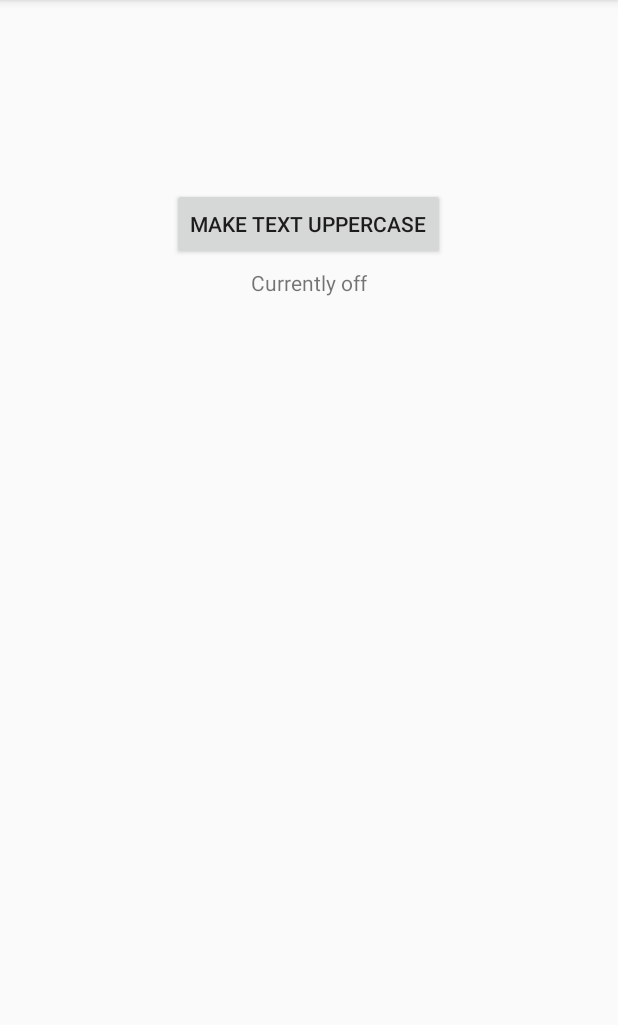
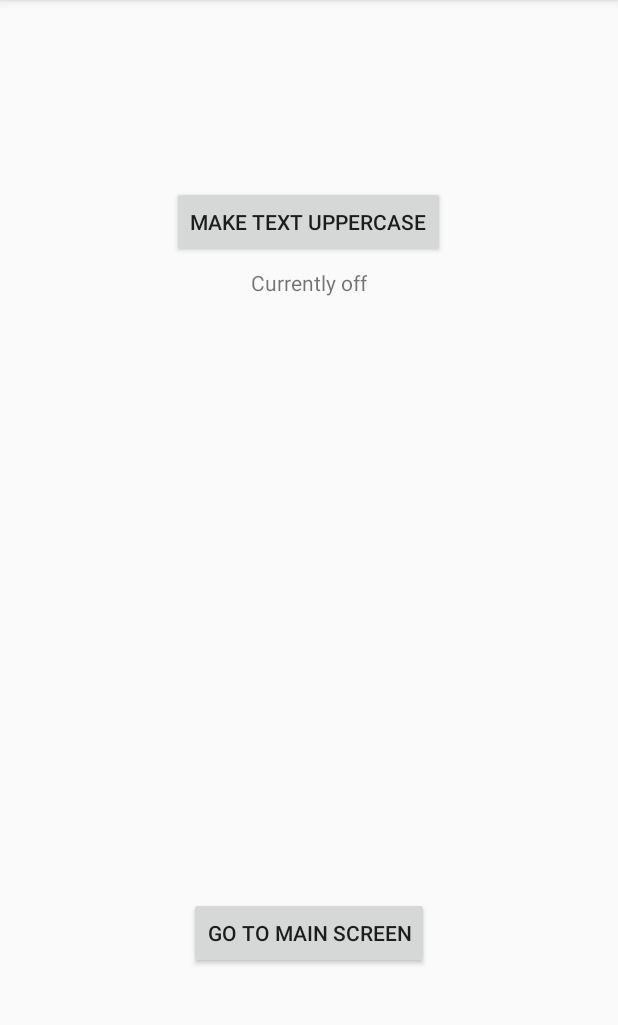
Before and after one commit to jbao8899/MP6_Encryption_Jeremy_Bao_and_Emma_Yu, an Android app: the Settings screen opened directly, with no data from a screen before it, on a phone screen of 412 x 824 dp, the part 84-1109 px from its top. Run offline under Robolectric (Android 15) with nearby library versions, the phone set to English and light mode, and no system bars.

Commit message:
Settings now work. Can switch there.

```diff
--- a/app/src/main/java/com/example/jbao8/encryptionmp6/MainActivity.java
+++ b/app/src/main/java/com/example/jbao8/encryptionmp6/MainActivity.java
@@ -1,5 +1,6 @@
 package com.example.jbao8.encryptionmp6;
 
+import android.content.Intent;
 import android.support.v7.app.AppCompatActivity;
 import android.os.Bundle;
 import android.util.Log;
@@ -27,4 +28,8 @@ public class MainActivity extends AppCompatActivity {
         }
         output.setText(toModify);
     }
+    public void goToSettings(View v){
+        Intent myIntent = new Intent(getBaseContext(), Settings.class);
+        startActivity(myIntent);
+    }
 }
--- a/app/src/main/res/layout/activity_settings.xml
+++ b/app/src/main/res/layout/activity_settings.xml
@@ -15,7 +15,7 @@
         android:layout_marginTop="8dp"
         android:layout_marginEnd="9dp"
         android:layout_marginRight="9dp"
-        android:layout_marginBottom="477dp"
+        android:layout_marginBottom="480dp"
         android:onClick="toggleUpperCase"
         android:text="@string/make_text_uppercase"
         app:layout_constraintBottom_toBottomOf="parent"
@@ -38,4 +38,21 @@
         app:layout_constraintEnd_toEndOf="parent"
         app:layout_constraintStart_toStartOf="parent"
         app:layout_constraintTop_toTopOf="parent" />
+
+    <Button
+        android:id="@+id/button"
+        android:layout_width="wrap_content"
+        android:layout_height="wrap_content"
+        android:layout_marginStart="8dp"
+        android:layout_marginLeft="8dp"
+        android:layout_marginTop="480dp"
+        android:layout_marginEnd="8dp"
+        android:layout_marginRight="8dp"
+        android:layout_marginBottom="4dp"
+        android:onClick="goToMain"
+        android:text="@string/go_to_main_screen"
+        app:layout_constraintBottom_toBottomOf="parent"
+        app:layout_constraintEnd_toEndOf="parent"
+        app:layout_constraintStart_toStartOf="parent"
+        app:layout_constraintTop_toTopOf="parent" />
 </android.support.constraint.ConstraintLayout>
--- a/app/src/main/res/values/strings.xml
+++ b/app/src/main/res/values/strings.xml
@@ -6,4 +6,6 @@
     <string name="make_text_uppercase">Make Text Uppercase</string>
     <string name="currently_off">Currently off</string>
     <string name="currently_on">Currently on</string>
+    <string name="settings">Settings</string>
+    <string name="go_to_main_screen">Go To Main Screen</string>
 </resources>
```
Also changed, not shown: app/src/main/java/com/example/jbao8/encryptionmp6/Settings.java (+5 -2 lines), app/src/main/res/layout/activity_main.xml (+5 -4 lines).
